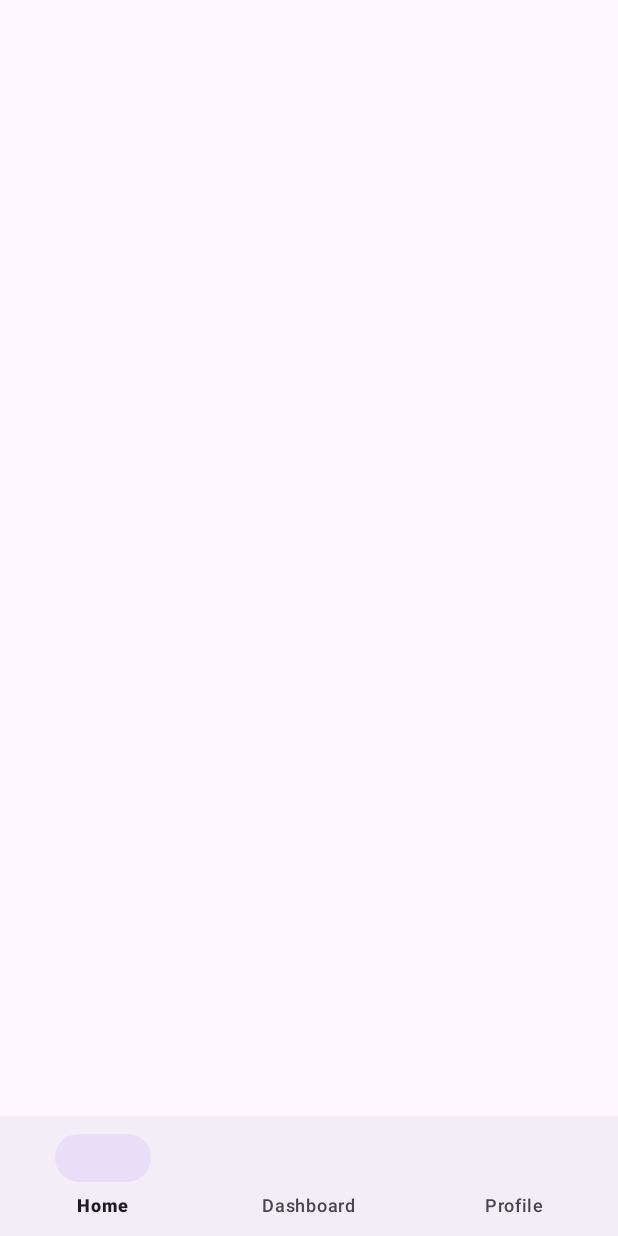
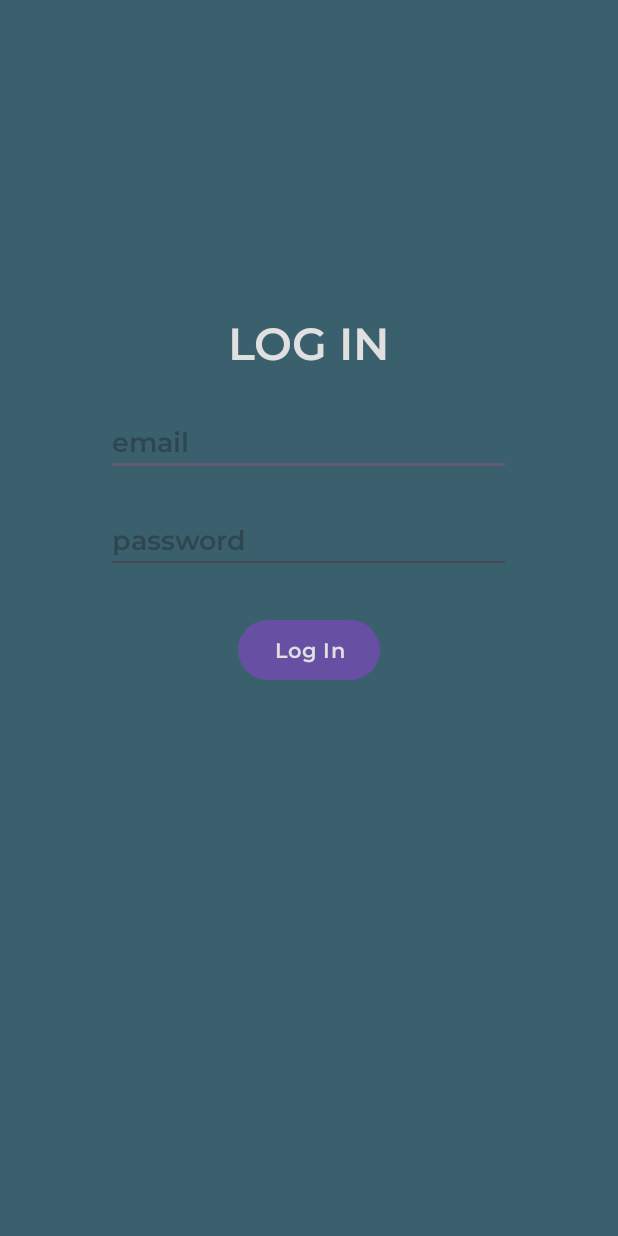
Before and after one commit to 1mpr1me/FinalProject, an Android app: the screen it shows after launch (MainActivity before the commit, LoginActivity after it), on a phone screen of 412 x 824 dp. Run offline under Robolectric (Android 15) with nearby library versions, the phone set to English and light mode, and no system bars; our stand-ins replace Firebase (no records; nobody signed in at launch, a user with empty details on screens opened directly).

Commit message:
new update 12.21.2024

```diff
--- a/app/build.gradle
+++ b/app/build.gradle
@@ -1,5 +1,6 @@
 plugins {
     alias(libs.plugins.android.application)
+    alias(libs.plugins.google.gms.google.services)
 }
 
 android {
@@ -35,6 +36,7 @@ dependencies {
     implementation libs.material
     implementation libs.activity
     implementation libs.constraintlayout
+    implementation libs.firebase.auth
     testImplementation libs.junit
     androidTestImplementation libs.ext.junit
     androidTestImplementation libs.espresso.core
--- /dev/null
+++ b/app/src/main/java/ru/myitschool/finalproject/LoginActivity.java
@@ -0,0 +1,36 @@
+package ru.myitschool.finalproject;
+
+import android.os.Bundle;
+import android.widget.Button;
+import android.widget.EditText;
+import android.widget.TextView;
+
+import androidx.activity.EdgeToEdge;
+import androidx.appcompat.app.AppCompatActivity;
+import androidx.core.graphics.Insets;
+import androidx.core.view.ViewCompat;
+import androidx.core.view.WindowInsetsCompat;
+
+import com.google.firebase.auth.FirebaseAuth;
+
+public class LoginActivity extends AppCompatActivity {
+
+    EditText Email, Password;
+    Button buttonLog;
+    TextView RegisterNow;
+    FirebaseAuth mAuth;
+
+    @Override
+    protected void onCreate(Bundle savedInstanceState) {
+        super.onCreate(savedInstanceState);
+        EdgeToEdge.enable(this);
+        setContentView(R.layout.activity_login);
+        ViewCompat.setOnApplyWindowInsetsListener(findViewById(R.id.main), (v, insets) -> {
+            Insets systemBars = insets.getInsets(WindowInsetsCompat.Type.systemBars());
+            v.setPadding(systemBars.left, systemBars.top, systemBars.right, systemBars.bottom);
+            return insets;
+        });
+
+
+    }
+}
--- /dev/null
+++ b/app/src/main/res/layout/activity_login.xml
@@ -0,0 +1,71 @@
+<?xml version="1.0" encoding="utf-8"?>
+<androidx.constraintlayout.widget.ConstraintLayout xmlns:android="http://schemas.android.com/apk/res/android"
+    xmlns:app="http://schemas.android.com/apk/res-auto"
+    xmlns:tools="http://schemas.android.com/tools"
+    android:id="@+id/main"
+    android:layout_width="match_parent"
+    android:layout_height="match_parent"
+    android:background="@color/payne_gray"
+    tools:context=".LoginActivity">
+
+    <EditText
+        android:id="@+id/editTextText"
+        android:layout_width="270dp"
+        android:layout_height="wrap_content"
+        android:layout_marginTop="24dp"
+        android:ems="10"
+        android:inputType="textEmailAddress"
+        android:fontFamily="@font/montserrat"
+        android:text=""
+        android:textColor="@color/platinum"
+        android:hint="email"
+        app:layout_constraintEnd_toEndOf="parent"
+        app:layout_constraintHorizontal_bias="0.496"
+        app:layout_constraintStart_toStartOf="parent"
+        app:layout_constraintTop_toBottomOf="@+id/textView" />
+
+    <EditText
+        android:id="@+id/editTextText2"
+        android:layout_width="270dp"
+        android:layout_height="wrap_content"
+        android:layout_marginTop="20dp"
+        android:ems="10"
+        android:hint="password"
+        android:fontFamily="@font/montserrat"
+        android:inputType="textPassword"
+        android:text=""
+        android:textColor="@color/platinum"
+        app:layout_constraintEnd_toEndOf="parent"
+        app:layout_constraintHorizontal_bias="0.496"
+        app:layout_constraintStart_toStartOf="parent"
+        app:layout_constraintTop_toBottomOf="@+id/editTextText" />
+
+    <TextView
+        android:id="@+id/textView"
+        android:layout_width="240dp"
+        android:layout_height="40dp"
+        android:layout_marginTop="208dp"
+        android:fontFamily="@font/montserrat"
+        android:text="LOG IN"
+        android:textColor="@color/platinum"
+        android:textAlignment="center"
+        android:textSize="30sp"
+
+        app:layout_constraintEnd_toEndOf="parent"
+        app:layout_constraintHorizontal_bias="0.497"
+        app:layout_constraintStart_toStartOf="parent"
+        app:layout_constraintTop_toTopOf="parent" />
+
+    <Button
+        android:id="@+id/log_in"
+        android:layout_width="wrap_content"
+        android:layout_height="wrap_content"
+        android:fontFamily="@font/montserrat"
+        android:text="Log In"
+        android:textColor="@color/platinum"
+        app:layout_constraintBottom_toBottomOf="parent"
+        app:layout_constraintEnd_toEndOf="parent"
+        app:layout_constraintStart_toStartOf="parent"
+        app:layout_constraintTop_toBottomOf="@+id/editTextText2"
+        app:layout_constraintVertical_bias="0.067" />
+</androidx.constraintlayout.widget.ConstraintLayout>
--- a/app/src/main/res/layout/activity_main.xml
+++ b/app/src/main/res/layout/activity_main.xml
@@ -5,26 +5,4 @@
     xmlns:tools="http://schemas.android.com/tools"
     android:layout_width="match_parent"
     android:layout_height="match_parent"
-    tools:context=".MainActivity">
-
-    <!-- Fragment Container -->
-    <FrameLayout
-        android:id="@+id/fragment_container"
-        android:layout_width="0dp"
-        android:layout_height="0dp"
-        app:layout_constraintTop_toTopOf="parent"
-        app:layout_constraintBottom_toTopOf="@id/bottom_navigation"
-        app:layout_constraintStart_toStartOf="parent"
-        app:layout_constraintEnd_toEndOf="parent"/>
-
-    <!-- Bottom Navigation Bar -->
-    <com.google.android.material.bottomnavigation.BottomNavigationView
-        android:id="@+id/bottom_navigation"
-        android:layout_width="0dp"
-        android:layout_height="wrap_content"
-        android:layout_gravity="bottom"
-        app:menu="@menu/bottom_nav_menu"
-        app:layout_constraintBottom_toBottomOf="parent"
-        app:layout_constraintStart_toStartOf="parent"
-        app:layout_constraintEnd_toEndOf="parent"/>
-</androidx.constraintlayout.widget.ConstraintLayout>
+    tools:context=".MainActivity"/>
--- a/app/src/main/res/menu/bottom_nav_menu.xml
+++ /dev/null
@@ -1,12 +0,0 @@
-<?xml version="1.0" encoding="utf-8"?>
-<menu xmlns:android="http://schemas.android.com/apk/res/android">
-    <item
-        android:id="@+id/nav_home"
-        android:title="Home"/>
-    <item
-        android:id="@+id/nav_dashboard"
-        android:title="Dashboard"/>
-    <item
-        android:id="@+id/nav_profile"
-        android:title="Profile"/>
-</menu>
--- a/build.gradle
+++ b/build.gradle
@@ -1,4 +1,5 @@
 // Top-level build file where you can add configuration options common to all sub-projects/modules.
 plugins {
 alias(libs.plugins.android.application) apply false
+    alias(libs.plugins.google.gms.google.services) apply false
 }
--- a/gradle/libs.versions.toml
+++ b/gradle/libs.versions.toml
@@ -7,6 +7,8 @@ appcompat = "1.7.0"
 material = "1.12.0"
 activity = "1.9.3"
 constraintlayout = "2.2.0"
+googleGmsGoogleServices = "4.4.2"
+firebaseAuth = "23.1.0"
 
 [libraries]
 junit = { group = "junit", name = "junit", version.ref = "junit" }
@@ -16,6 +18,8 @@ appcompat = { group = "androidx.appcompat", name = "appcompat", version.ref = "a
 material = { group = "com.google.android.material", name = "material", version.ref = "material" }
 activity = { group = "androidx.activity", name = "activity", version.ref = "activity" }
 constraintlayout = { group = "androidx.constraintlayout", name = "constraintlayout", version.ref = "constraintlayout" }
+firebase-auth = { group = "com.google.firebase", name = "firebase-auth", version.ref = "firebaseAuth" }
 
 [plugins]
 android-application = { id = "com.android.application", version.ref = "agp" }
+google-gms-google-services = { id = "com.google.gms.google-services", version.ref = "googleGmsGoogleServices" }
```
Also changed, not shown: app/src/main/AndroidManifest.xml (+14 -0 lines), app/src/main/java/ru/myitschool/finalproject/DashboardFragment.java (deleted, +0 -16 lines), app/src/main/java/ru/myitschool/finalproject/HomeFragment.java (deleted, +0 -17 lines), app/src/main/java/ru/myitschool/finalproject/MainActivity.java (+0 -27 lines), app/src/main/java/ru/myitschool/finalproject/ProfileFragment.java (deleted, +0 -17 lines), app/src/main/java/ru/myitschool/finalproject/RegisterActivity.java (added, +94 -0 lines), app/src/main/res/layout/activity_register.xml (added, +84 -0 lines), app/src/main/res/layout/fragment_dashboard.xml (deleted, +0 -13 lines), app/src/main/res/layout/fragment_home.xml (deleted, +0 -13 lines), app/src/main/res/layout/fragment_profile.xml (deleted, +0 -13 lines), app/src/main/res/font/montserrat.ttf (added).
